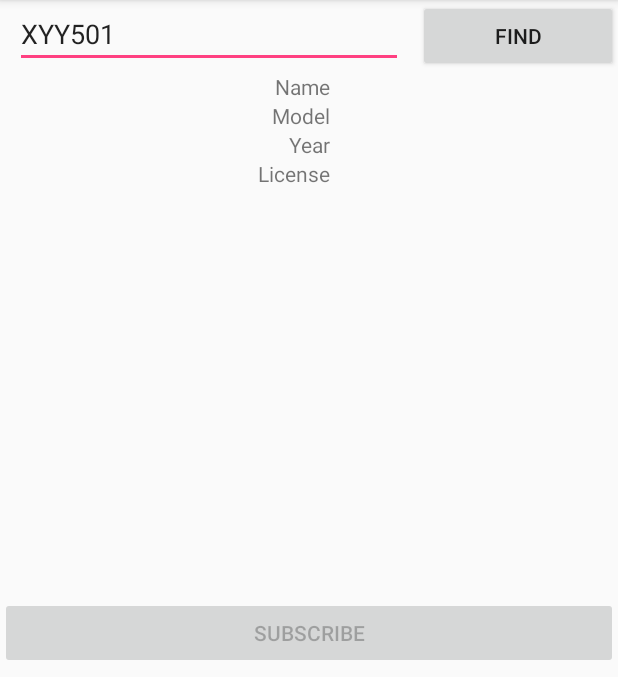
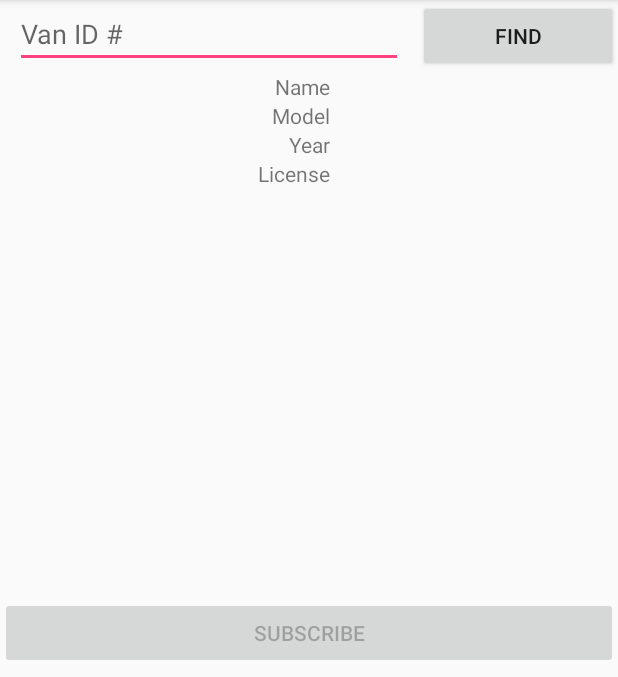
Before and after one commit to mdalai/Capstone-Project, an Android app: the screen it shows after launch once a user with an empty profile is signed in (SubscribeVanActivity), after a tap on "Add New Van", on a phone screen of 412 x 824 dp, the part 84-761 px from its top. Run offline under Robolectric (Android 15) with nearby library versions, the phone set to English and light mode, and no system bars; our stand-ins replace Firebase (no records; nobody signed in at launch, a user with empty details on screens opened directly); libraries missing offline, so code that uses them is left out: com.github.brnunes.swipeablerecyclerview; 4 statements that could not run were skipped.

Commit message:
3rd submit

```diff
--- a/app/src/main/java/com/mingatsoftware/trackvan/MainActivity.java
+++ b/app/src/main/java/com/mingatsoftware/trackvan/MainActivity.java
@@ -72,14 +72,6 @@ public class MainActivity extends AppCompatActivity implements GoogleApiClient.O
                     mClickListener.onItemClick(view, getAdapterPosition ());
                 }
             });
-            /*
-            itemView.setOnLongClickListener(new View.OnLongClickListener() {
-                @Override
-                public boolean onLongClick(View v) {
-                    mClickListener.onItemLongClick(v, getAdapterPosition());
-                    return true;
-                }
-            }); */
         }
 
         private VanViewHolder.ClickListener mClickListener;
@@ -110,9 +102,9 @@ public class MainActivity extends AppCompatActivity implements GoogleApiClient.O
     // Firebase instance variables
     private FirebaseAuth mFirebaseAuth;
     private FirebaseUser mFirebaseUser;
-    private DatabaseReference mFirebaseDatabaseReference;
-    private RecyclerView mVanRecyclerView;
-    private LinearLayoutManager mLinearLayoutManager;
+    DatabaseReference mFirebaseDatabaseReference;
+    RecyclerView mVanRecyclerView;
+    LinearLayoutManager mLinearLayoutManager;
     private FirebaseRecyclerAdapter<Van, VanViewHolder> mFirebaseAdapter;
 
     private DatabaseReference mVansRef;
@@ -155,8 +147,6 @@ public class MainActivity extends AppCompatActivity implements GoogleApiClient.O
                 .enableAutoManage(this /* FragmentActivity */, this /* OnConnectionFailedListener */)
                 .addApi(Auth.GOOGLE_SIGN_IN_API)
                 .build();
-        //Log.d(TAG, "Login username:" + mUsername + " uid: " + mFirebaseUser.getUid ());
-
 
         // populate RecyclerView with Firebase-UI-database -----------------------------------------------------------
         mVanRecyclerView = (RecyclerView ) findViewById (R.id.vanRecyclerView);
@@ -197,9 +187,9 @@ public class MainActivity extends AppCompatActivity implements GoogleApiClient.O
                     holder.itemView.setBackgroundColor (getResources ().getColor (R.color.colorVanDisabled));
                     holder.itemView.setClickable (false);
 
-                    holder.vanLabel1_tv.setText ("Using Dept");
-                    holder.vanLabel2_tv.setText ("Started");
-                    holder.vanLabel3_tv.setText ("Will Return in");
+                    holder.vanLabel1_tv.setText (getString (R.string.van_label_1_text));
+                    holder.vanLabel2_tv.setText (getString (R.string.van_label_2_text));
+                    holder.vanLabel3_tv.setText (getString (R.string.van_label_3_text));
                     holder.vanVal1_tv.setText (model.getInUse ().getDepartment ());
                     holder.vanVal2_tv.setText (String.valueOf (model.getInUse ().getStartTimeLong ()));
                     holder.vanVal3_tv.setText (String.valueOf (model.getInUse ().getWillReturn ()));
@@ -298,24 +288,6 @@ public class MainActivity extends AppCompatActivity implements GoogleApiClient.O
         mFirebaseAdapter.stopListening();
     }
 
-    /*
-    @Override
-    public void onPause() {
-        mFirebaseAdapter.stopListening();
-        super.onPause();
-    }
-
-    @Override
-    public void onResume() {
-        super.onResume();
-        mFirebaseAdapter.startListening();
-    }
-
-    @Override
-    public void onDestroy() {
-        super.onDestroy();
-    }
-    */
 
     @Override
     public boolean onCreateOptionsMenu(Menu menu) {
@@ -326,16 +298,6 @@ public class MainActivity extends AppCompatActivity implements GoogleApiClient.O
 
     @Override
     public boolean onOptionsItemSelected(MenuItem item) {
-        /*
-        // Handle action bar item clicks here. The action bar will
-        // automatically handle clicks on the Home/Up button, so long
-        // as you specify a parent activity in AndroidManifest.xml.
-        int id = item.getItemId ();
-        //noinspection SimplifiableIfStatement
-        if (id == R.id.action_settings) {
-            return true;
-        }
-        return super.onOptionsItemSelected (item); */
 
         switch (item.getItemId()) {
             case R.id.sign_out_menu:
--- a/app/src/main/java/com/mingatsoftware/trackvan/SubscribeVanActivity.java
+++ b/app/src/main/java/com/mingatsoftware/trackvan/SubscribeVanActivity.java
@@ -24,6 +24,8 @@ import java.util.Date;
 
 public class SubscribeVanActivity extends AppCompatActivity {
 
+    private static final String TAG = "ReturnVanFragment";
+
     EditText mVanId_et;
     String mVanId;
     TextView mModel_tv;
@@ -33,10 +35,10 @@ public class SubscribeVanActivity extends AppCompatActivity {
     Button mSubmit_btn;
 
     // Firebase instance variables
-    private FirebaseAuth mFirebaseAuth;
-    private FirebaseUser mFirebaseUser;
-    private String mUid;
-    private DatabaseReference mFirebaseDatabaseReference;
+    FirebaseAuth mFirebaseAuth;
+    FirebaseUser mFirebaseUser;
+    String mUid;
+    DatabaseReference mFirebaseDatabaseReference;
 
     @Override
     protected void onCreate(Bundle savedInstanceState) {
@@ -44,7 +46,7 @@ public class SubscribeVanActivity extends AppCompatActivity {
         setContentView (R.layout.activity_subscribe_van);
 
         mVanId_et = (EditText)findViewById (R.id.sub_van_search_et);
-        mVanId_et.setText ("XYY501");
+        //mVanId_et.setText ("XYY501");
         mModel_tv = (TextView)findViewById (R.id.sub_van_model_tv);
         mYear_tv = (TextView)findViewById (R.id.sub_van_year_tv);
         mName_tv = (TextView)findViewById (R.id.sub_van_name_tv);
@@ -84,13 +86,13 @@ public class SubscribeVanActivity extends AppCompatActivity {
                     //for (DataSnapshot vans : dataSnapshot.getChildren()) { Log.d("MYDEBUG", "Key:" +  vans.getKey () + " | Value: " + vans.getValue ());}
                 } else {
                     mSubmit_btn.setEnabled (false);
-                    Toast.makeText(getApplicationContext (), "VanId ["+ mVanId + "] does not exist!", Toast.LENGTH_LONG).show();
+                    Toast.makeText(getApplicationContext (), getString (R.string.firebase_data_fail_toast_text)+ mVanId , Toast.LENGTH_LONG).show();
                 }
             }
 
             @Override
             public void onCancelled(DatabaseError databaseError) {
-                Log.w("MYDEBUG", "loadPost:onCancelled", databaseError.toException());
+                Log.w(TAG, getString (R.string.firebase_data_load_fail_log_text), databaseError.toException());
             }
         });
     }
--- a/app/src/main/java/com/mingatsoftware/trackvan/UseVanActivity.java
+++ b/app/src/main/java/com/mingatsoftware/trackvan/UseVanActivity.java
@@ -118,14 +118,14 @@ public class UseVanActivity extends AppCompatActivity {
 
             @Override
             public void onCancelled(DatabaseError databaseError) {
-                Log.w(TAG, getString (R.string.firebase_data_fail_load), databaseError.toException());
+                Log.w(TAG, getString (R.string.firebase_data_load_fail_log_text), databaseError.toException());
             }
         });
 
     }
 
 
-    private class DownloadImageTask extends AsyncTask<ImageView, Void, Bitmap> {
+    private static class DownloadImageTask extends AsyncTask<ImageView, Void, Bitmap> {
 
         ImageView imageView = null;
 
--- a/app/src/main/res/layout/activity_sign_in.xml
+++ b/app/src/main/res/layout/activity_sign_in.xml
@@ -5,9 +5,9 @@
     android:layout_height="match_parent"
     android:gravity="center_horizontal"
     android:orientation="vertical"
-    android:paddingLeft="@dimen/activity_horizontal_margin"
+    android:paddingStart="@dimen/activity_horizontal_margin"
     android:paddingTop="@dimen/activity_vertical_margin"
-    android:paddingRight="@dimen/activity_horizontal_margin"
+    android:paddingEnd="@dimen/activity_horizontal_margin"
     android:paddingBottom="@dimen/activity_vertical_margin"
     tools:context=".SignInActivity">
 
--- a/app/src/main/res/layout/activity_subscribe_van.xml
+++ b/app/src/main/res/layout/activity_subscribe_van.xml
@@ -16,8 +16,8 @@
             android:id="@+id/sub_van_search_et"
             android:layout_width="wrap_content"
             android:layout_height="wrap_content"
-            android:layout_marginLeft="@dimen/label_text_margin"
-            android:layout_marginRight="@dimen/label_text_margin"
+            android:layout_marginStart="@dimen/label_text_margin"
+            android:layout_marginEnd="@dimen/label_text_margin"
             android:layout_weight="1"
             android:ems="10"
             android:hint="@string/sub_van_search_input_hint"
@@ -42,8 +42,8 @@
         <LinearLayout
             android:layout_width="wrap_content"
             android:layout_height="match_parent"
-            android:layout_marginLeft="@dimen/label_text_margin"
-            android:layout_marginRight="@dimen/label_text_margin"
+            android:layout_marginStart="@dimen/label_text_margin"
+            android:layout_marginEnd="@dimen/label_text_margin"
             android:orientation="vertical">
 
             <TextView
@@ -78,8 +78,8 @@
         <LinearLayout
             android:layout_width="wrap_content"
             android:layout_height="match_parent"
-            android:layout_marginLeft="@dimen/label_text_margin"
-            android:layout_marginRight="@dimen/label_text_margin"
+            android:layout_marginStart="@dimen/label_text_margin"
+            android:layout_marginEnd="@dimen/label_text_margin"
             android:orientation="vertical">
 
             <TextView
--- a/app/src/main/res/layout/fragment_return_van.xml
+++ b/app/src/main/res/layout/fragment_return_van.xml
@@ -15,9 +15,9 @@
             android:id="@+id/return_van_mileage_label_tv"
             android:layout_width="@dimen/label_width"
             android:layout_height="wrap_content"
-            android:layout_marginLeft="@dimen/label_text_margin"
-            android:layout_marginRight="@dimen/label_text_margin"
-            android:gravity="right"
+            android:layout_marginStart="@dimen/label_text_margin"
+            android:layout_marginEnd="@dimen/label_text_margin"
+            android:gravity="end"
             android:text="@string/return_van_mileage_label"
             android:textAppearance="@style/TextAppearance.AppCompat.Body1" />
 
--- a/app/src/main/res/values/dimens.xml
+++ b/app/src/main/res/values/dimens.xml
@@ -2,6 +2,7 @@
     <dimen name="fab_margin">16dp</dimen>
     <dimen name="cardview_space_margin">5dp</dimen>
     <dimen name="cardview_elevation">2dp</dimen>
+    <dimen name="cardview_title_padding">15dp</dimen>
 
 
     <!-- Subscribe Van Activity -->
--- a/app/src/main/res/values/strings.xml
+++ b/app/src/main/res/values/strings.xml
@@ -6,6 +6,10 @@
     <string name="trackvan_van_icon_desc">Van Icon</string>
     <string name="title_activity_sign_in">Sign in</string>
 
+    <!-- MainActivity -->
+    <string name="van_label_1_text">Using Dept</string>
+    <string name="van_label_2_text">Started</string>
+    <string name="van_label_3_text">Will Return in</string>
 
     <!-- Subscribe Van Activity -->
     <string name="sub_van_search_input_hint">Van ID # </string>
@@ -25,11 +29,21 @@
     <string name="return_van_mileage_label">Return Mileage</string>
     <string name="return_van_submit_button_name">Return</string>
 
+    <!-- SignInActivity -->
+    <string name="login_failed_log_text">onConnectionFailed</string>
+    <string name="login_failed_toast_text">Google Play Services error.</string>
+    <string name="signin_failed_log_text">Google Sign-In failed.</string>
+    <string name="signin_with_credential_status">signInWithCredential:onComplete:</string>
+    <string name="signin_with_credential_fail_log_text">signInWithCredential</string>
+    <string name="signin_with_credential_fail_toast_text">Authentication failed.</string>
+
+    <!-- SubscribeVanActivity -->
+
     <!-- Strings related to Firebase Connection -->
     <string name="connection_fail_log">onConnectionFailed:</string>
     <string name="connection_fail_toast">Google Play Services error.</string>
-    <string name="firebase_data_fail_insue">Pull INUSE data failed!</string>
-    <string name="firebase_data_fail_load">loadData:onCancelled</string>
+    <string name="firebase_data_fail_toast_text">Pull data fail </string>
+    <string name="firebase_data_load_fail_log_text">loadData:onCancelled</string>
 
     <string name="fab_content_desc">Add New Van</string>
 
```
Also changed, not shown: app/build.gradle (+10 -10 lines), app/src/main/java/com/mingatsoftware/trackvan/ReturnVanFragment.java (+1 -6 lines), app/src/main/java/com/mingatsoftware/trackvan/SignInActivity.java (+7 -9 lines), app/src/main/res/layout/content_main_item.xml (+4 -3 lines), app/src/main/res/layout/fragment_use_van.xml (+12 -12 lines), 1 other file.
